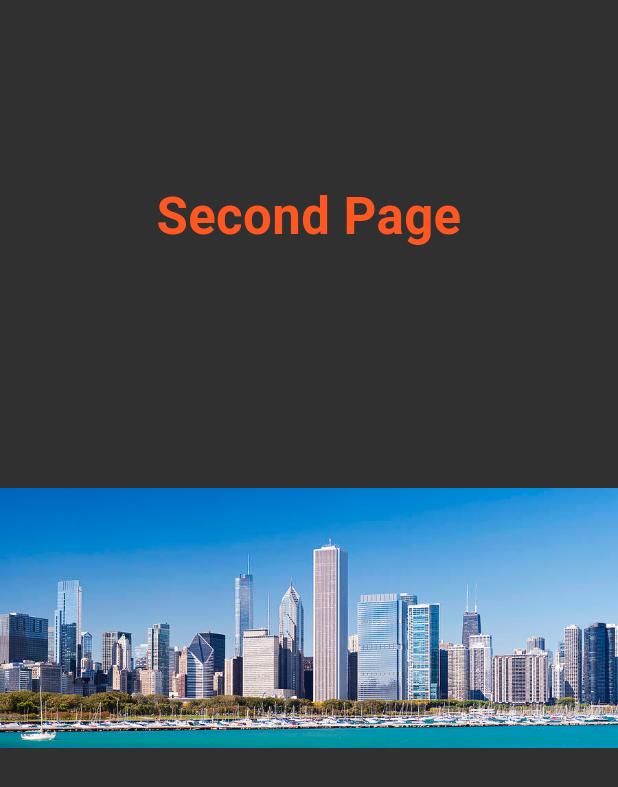
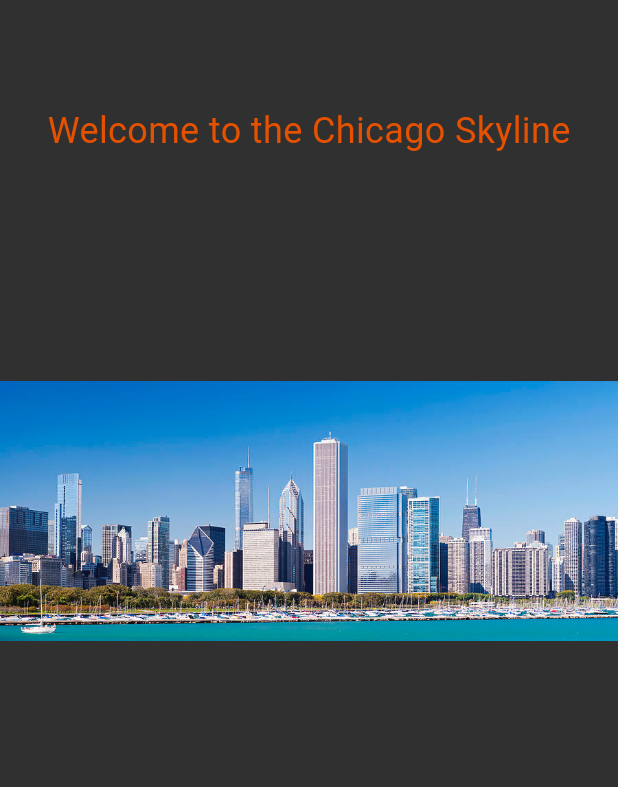
Before and after one commit to HyperHypez/Route-Practice, a Flutter app: the SecondPage screen opened by its route, on a phone screen of 412 x 824 dp. Shown: the top 787 px of the screen. Run offline on Flutter 3.47's test engine with Material 3 defaults, Android fonts, the phone set to English and light mode, and no system bars.

Commit message:
Kinda final

```diff
--- a/lib/main.dart
+++ b/lib/main.dart
@@ -177,42 +177,32 @@ class SecondPage extends StatelessWidget {
   Widget build(BuildContext context) {
     return Scaffold(
       backgroundColor: Colors.grey[850],
-      body: GestureDetector(
-        onTap: () {
+      body: Center(
+        child: Column(
+          children: <Widget>[
+            const Padding(padding: EdgeInsets.all(35.0)),
+            Text('Welcome to the Chicago Skyline', style: TextStyle(fontSize: 24, color: Colors.orange[900])),
+            const Padding(padding: EdgeInsets.all(75.0)),
+            Hero(
+              tag: 'image',
+              child: ElevatedButton(
+                onPressed: () {
                   Navigator.pop(context);
                 },
-        child: Center(
-          child: Stack(
-            children: [
-              Positioned(
-                top: 120, // Moves text down from the top
-                left: 0,
-                right: 0,
-                child: Text(
-                  'Second Page',
-                  style: TextStyle(
-                    color: Colors.deepOrange,
-                    fontSize: 34.0,
-                    fontWeight: FontWeight.bold,
+                style: ElevatedButton.styleFrom(
+                  backgroundColor: Colors.transparent, // Removes white background
+                  shadowColor: Colors.transparent, // Removes shadow if needed
+                  padding: EdgeInsets.zero, // Removes extra padding
                 ),
-                  textAlign: TextAlign.center,
-                ),
-              ),
-              Positioned.fill(
-                child: Center(
-                  child: Hero(
-                    tag: 'image1', // Must match the tag in the main page
                 child: Image.asset(
                   'images/csky.jpg',
-                      fit: BoxFit.contain,
-                    ),
+                  fit: BoxFit.contain, // Ensures the image stays centered without pushing content
                 ),
               ),
             ),
           ],
-          ),
-        ),
-      ),
+        )
+      )
     );
   }
 }
--- a/pubspec.yaml
+++ b/pubspec.yaml
@@ -30,10 +30,10 @@ environment:
 dependencies:
   flutter:
     sdk: flutter
-
   # The following adds the Cupertino Icons font to your application.
   # Use with the CupertinoIcons class for iOS style icons.
   cupertino_icons: ^1.0.8
+  url_launcher: ^6.1.5
 
 dev_dependencies:
   flutter_test:
```
Also changed, not shown: 1 other file. Lines whose indentation alone changed are shown as unchanged.
